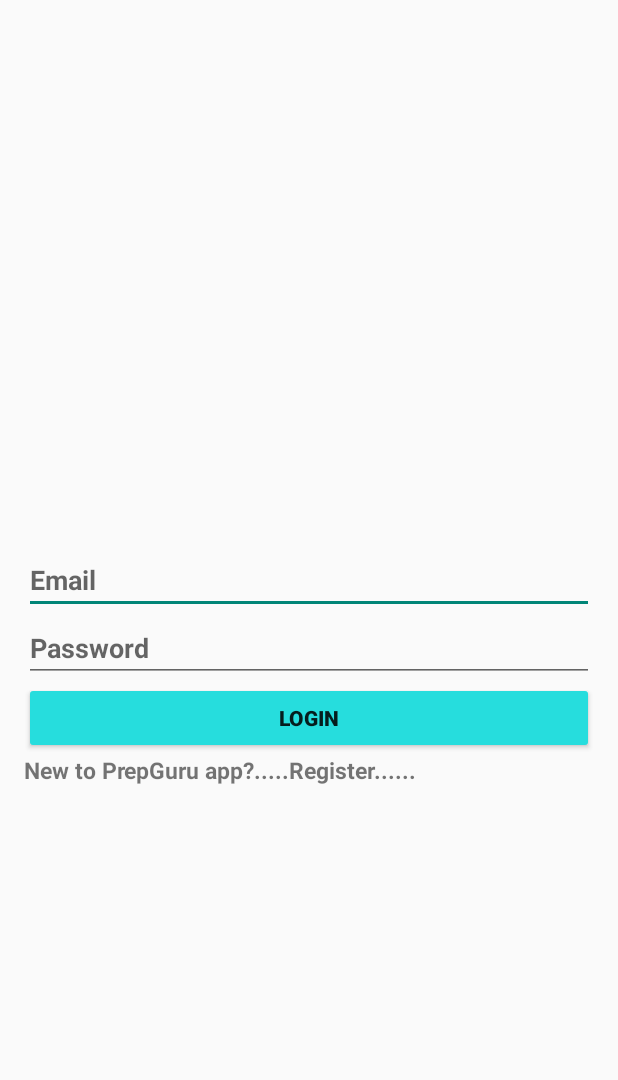
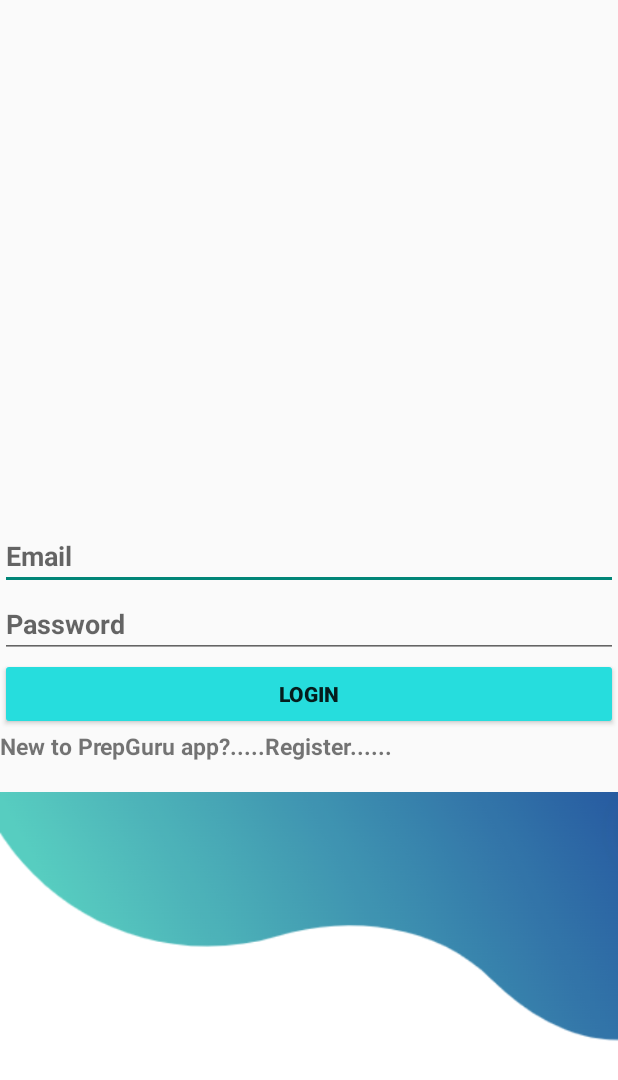
Before and after one commit to RenuSam6964/PrepGuru, an Android app: the LoginActivity screen opened directly, with no data from a screen before it, on a phone screen of 412 x 824 dp. Shown: the top 1080 px of the screen. Run offline under Robolectric (Android 15) with nearby library versions, the phone set to English and light mode, and no system bars.

Commit message:
finished project

```diff
--- a/app/src/main/res/layout/activity_login.xml
+++ b/app/src/main/res/layout/activity_login.xml
@@ -4,8 +4,7 @@
     xmlns:tools="http://schemas.android.com/tools"
     android:layout_width="match_parent"
     android:layout_height="match_parent"
-    android:orientation="vertical"
-    android:padding="16dp">
+    android:orientation="vertical">
 
 
     <EditText
@@ -52,4 +51,11 @@
         tools:layout_editor_absoluteX="0dp"
         tools:layout_editor_absoluteY="621dp" />
 
+    <ImageView
+        android:id="@+id/imageView7"
+        android:layout_width="wrap_content"
+        android:layout_height="wrap_content"
+        app:srcCompat="@drawable/bk2" />
+
+
 </androidx.appcompat.widget.LinearLayoutCompat>
```
